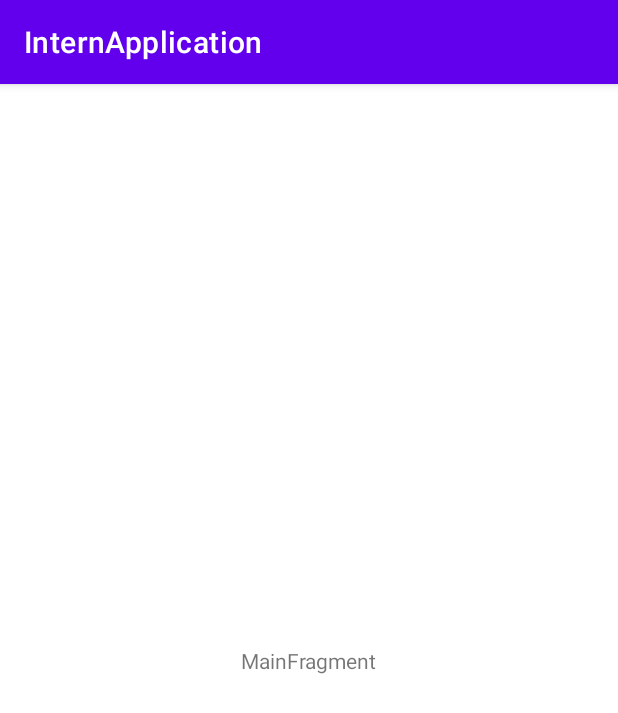
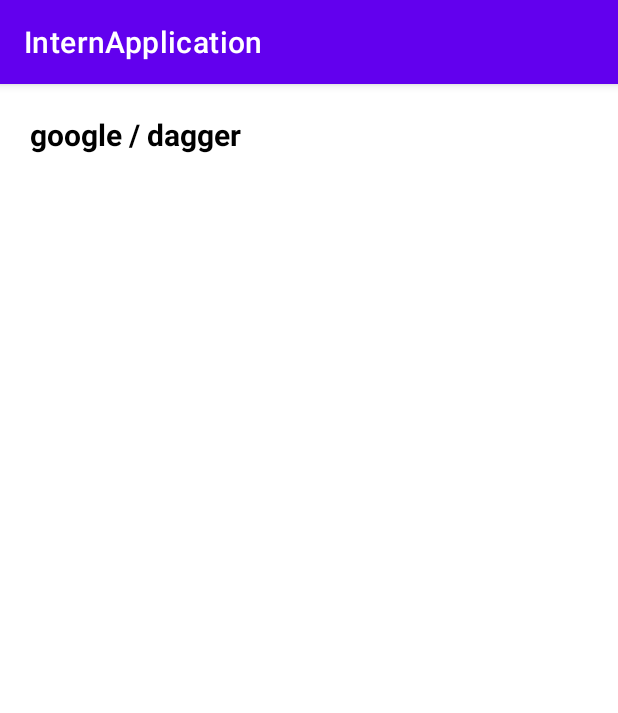
Before and after one commit to thingsflow/android-intern-practice, an Android app: the screen it shows after launch (MainActivity), on a phone screen of 412 x 824 dp. Shown: the top 713 px of the screen. Run offline under Robolectric (Android 15) with nearby library versions, the phone set to English and light mode, and no system bars; 1 statement that could not run was skipped.

Commit message:
view model structure

```diff
--- a/app/build.gradle
+++ b/app/build.gradle
@@ -29,6 +29,10 @@
     kotlinOptions {
         jvmTarget = '1.8'
     }
+
+    viewBinding {
+        enabled = true
+    }
 }
 
 dependencies {
--- a/app/src/main/java/com/thingsflow/internapplication/ui/main/MainFragment.kt
+++ b/app/src/main/java/com/thingsflow/internapplication/ui/main/MainFragment.kt
@@ -6,9 +6,14 @@
 import android.view.LayoutInflater
 import android.view.View
 import android.view.ViewGroup
+import androidx.lifecycle.Observer
 import com.thingsflow.internapplication.R
+import com.thingsflow.internapplication.databinding.MainFragmentBinding
 
 class MainFragment : Fragment() {
+
+    private var _binding: MainFragmentBinding? = null
+    private val binding get() = _binding!!
 
     companion object {
         fun newInstance() = MainFragment()
@@ -20,13 +25,29 @@
         inflater: LayoutInflater, container: ViewGroup?,
         savedInstanceState: Bundle?
     ): View {
-        return inflater.inflate(R.layout.main_fragment, container, false)
+        _binding = MainFragmentBinding.inflate(inflater, container, false)
+        return binding.root
     }
 
-    override fun onActivityCreated(savedInstanceState: Bundle?) {
-        super.onActivityCreated(savedInstanceState)
+    override fun onDestroyView() {
+        super.onDestroyView()
+        _binding = null
+    }
+
+    override fun onViewCreated(view: View, savedInstanceState: Bundle?) {
+        super.onViewCreated(view, savedInstanceState)
         viewModel = ViewModelProvider(this).get(MainViewModel::class.java)
         // TODO: Use the ViewModel
+
+        viewModel.changeTitle("google", "dagger")
+        viewModel.getOrgName().observe(viewLifecycleOwner, Observer {
+            binding.orgName.setText(it)
+        })
+
+        viewModel.getRepoName().observe(viewLifecycleOwner, Observer {
+            binding.repoName.setText(it)
+        })
+
     }
 
 }
--- a/app/src/main/java/com/thingsflow/internapplication/ui/main/MainViewModel.kt
+++ b/app/src/main/java/com/thingsflow/internapplication/ui/main/MainViewModel.kt
@@ -1,7 +1,38 @@
 package com.thingsflow.internapplication.ui.main
 
+import androidx.lifecycle.LiveData
+import androidx.lifecycle.MutableLiveData
 import androidx.lifecycle.ViewModel
 
 class MainViewModel : ViewModel() {
     // TODO: Implement the ViewModel
+    private lateinit var issues: MutableLiveData<ArrayList<Issue>>
+    private var orgName: MutableLiveData<String> = MutableLiveData("google")
+    private var repoName: MutableLiveData<String> = MutableLiveData("dagger")
+
+    fun loadIssues(orgName: String, repoName: String) {
+        if (issues == null) {
+            issues = MutableLiveData(ArrayList())
+        }
+        // TODO: github api에서 issue 목록 가져오기
+    }
+
+    fun getIssues(): LiveData<ArrayList<Issue>> = issues
+    fun getOrgName(): LiveData<String> = orgName
+    fun getRepoName(): LiveData<String> = repoName
+
+    fun setOrgName(orgName: String) {
+        this.orgName.postValue(orgName)
+    }
+
+    fun setRepoName(repoName: String) {
+        this.repoName.postValue(repoName)
+    }
+
+    fun changeTitle(orgName: String, repoName: String) {
+        setOrgName(orgName)
+        setRepoName(repoName)
+
+        loadIssues(orgName, repoName)
+    }
 }
--- /dev/null
+++ b/app/src/main/java/com/thingsflow/internapplication/ui/main/Model.kt
@@ -0,0 +1,6 @@
+package com.thingsflow.internapplication.ui.main
+
+data class Issue (
+    val number: Int,
+    val title: String
+)
--- /dev/null
+++ b/app/src/main/res/layout/detail_fragment.xml
@@ -0,0 +1,6 @@
+<?xml version="1.0" encoding="utf-8"?>
+<androidx.constraintlayout.widget.ConstraintLayout xmlns:android="http://schemas.android.com/apk/res/android"
+    android:layout_width="match_parent"
+    android:layout_height="match_parent">
+
+</androidx.constraintlayout.widget.ConstraintLayout>
--- a/app/src/main/res/layout/main_fragment.xml
+++ b/app/src/main/res/layout/main_fragment.xml
@@ -1,20 +1,44 @@
 <?xml version="1.0" encoding="utf-8"?>
-<androidx.constraintlayout.widget.ConstraintLayout xmlns:android="http://schemas.android.com/apk/res/android"
+<LinearLayout xmlns:android="http://schemas.android.com/apk/res/android"
     xmlns:app="http://schemas.android.com/apk/res-auto"
     xmlns:tools="http://schemas.android.com/tools"
     android:id="@+id/main"
     android:layout_width="match_parent"
     android:layout_height="match_parent"
+    android:orientation="vertical"
+    android:padding="20dp"
     tools:context=".ui.main.MainFragment">
 
-    <TextView
-        android:id="@+id/message"
-        android:layout_width="wrap_content"
-        android:layout_height="wrap_content"
-        android:text="MainFragment"
-        app:layout_constraintBottom_toBottomOf="parent"
-        app:layout_constraintEnd_toEndOf="parent"
-        app:layout_constraintStart_toStartOf="parent"
-        app:layout_constraintTop_toTopOf="parent" />
+    <LinearLayout
+        android:id="@+id/title"
+        android:layout_width="match_parent"
+        android:layout_height="wrap_content">
+        <TextView
+            android:id="@+id/org_name"
+            android:layout_width="wrap_content"
+            android:layout_height="wrap_content"
+            android:text="google"
+            android:textStyle="bold"
+            android:textColor="@color/black"
+            android:textSize="20sp"/>
 
-</androidx.constraintlayout.widget.ConstraintLayout>
+        <TextView
+            android:layout_width="wrap_content"
+            android:layout_height="wrap_content"
+            android:text=" / "
+            android:textStyle="bold"
+            android:textColor="@color/black"
+            android:textSize="20sp"/>
+
+        <TextView
+            android:id="@+id/repo_name"
+            android:layout_width="wrap_content"
+            android:layout_height="wrap_content"
+            android:text="dagger"
+            android:textStyle="bold"
+            android:textColor="@color/black"
+            android:textSize="20sp"/>
+    </LinearLayout>
+
+
+</LinearLayout>
```
Also changed, not shown: app/src/main/java/com/thingsflow/internapplication/ui/main/DetailFragment.kt (added, +40 -0 lines).
